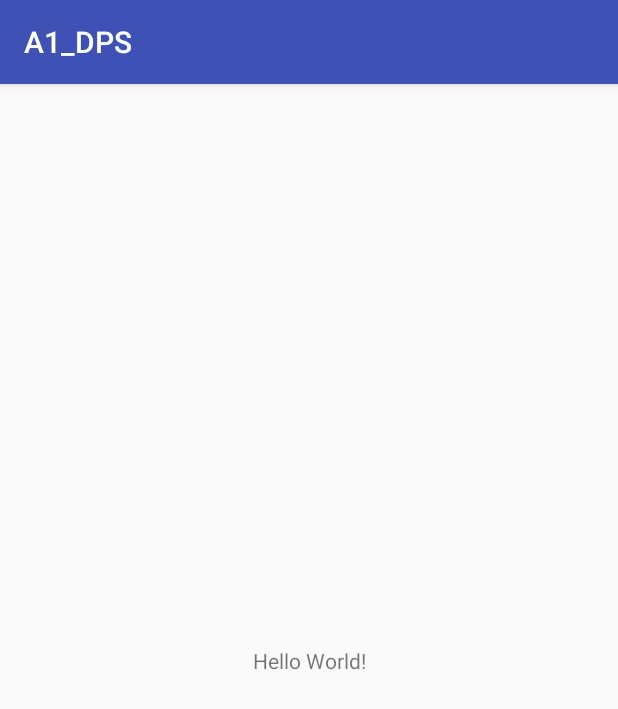
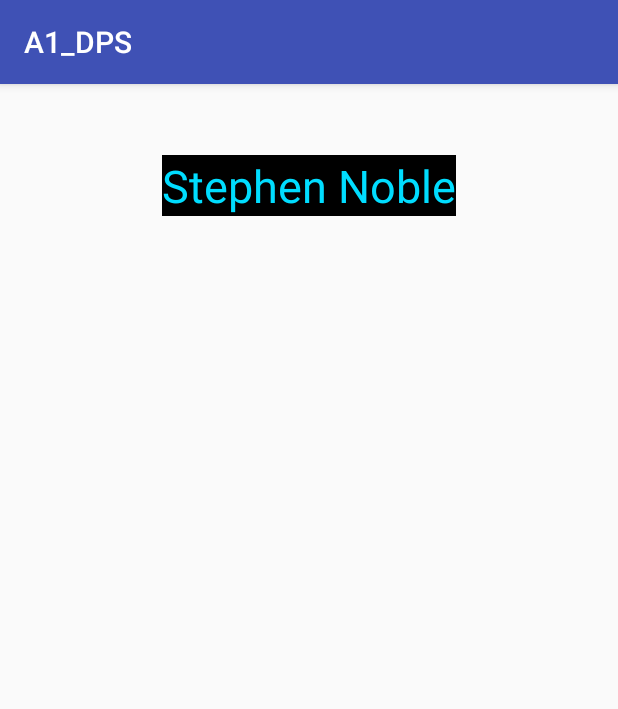
Before and after one commit to hsnoble/AndroidDev, an Android app: the screen it shows after launch (MainActivity), on a phone screen of 412 x 824 dp. Shown: the top 709 px of the screen. Run offline under Robolectric (Android 15) with nearby library versions, the phone set to English and light mode, and no system bars.

Commit message:
Name header working

```diff
--- a/app/src/main/res/layout/activity_main.xml
+++ b/app/src/main/res/layout/activity_main.xml
@@ -9,10 +9,15 @@
     <TextView
         android:layout_width="wrap_content"
         android:layout_height="wrap_content"
-        android:text="Hello World!"
+        android:text="Stephen Noble"
+        android:textAlignment="center"
+        android:textColor="@android:color/holo_blue_bright"
+        android:textSize="30sp"
         app:layout_constraintBottom_toBottomOf="parent"
         app:layout_constraintLeft_toLeftOf="parent"
         app:layout_constraintRight_toRightOf="parent"
-        app:layout_constraintTop_toTopOf="parent" />
+        app:layout_constraintTop_toTopOf="parent"
+        app:layout_constraintVertical_bias="0.065"
+        android:background="@color/NameBackground"/>
 
 </android.support.constraint.ConstraintLayout>
--- a/app/src/main/res/values/colors.xml
+++ b/app/src/main/res/values/colors.xml
@@ -3,4 +3,5 @@
     <color name="colorPrimary">#3F51B5</color>
     <color name="colorPrimaryDark">#303F9F</color>
     <color name="colorAccent">#FF4081</color>
+    <color name="NameBackground">#000000</color>
 </resources>
--- a/app/src/main/res/values/strings.xml
+++ b/app/src/main/res/values/strings.xml
@@ -1,3 +1,4 @@
 <resources>
     <string name="app_name">A1_DPS</string>
+    <string name="Name">Stephen Noble</string>
 </resources>
```
